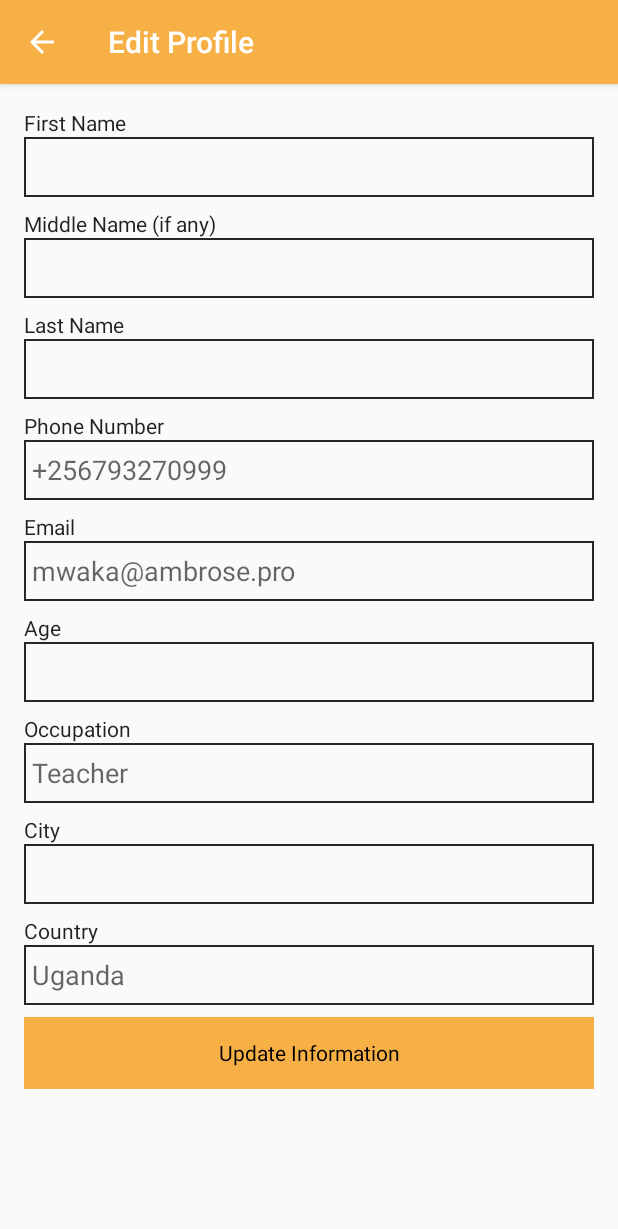
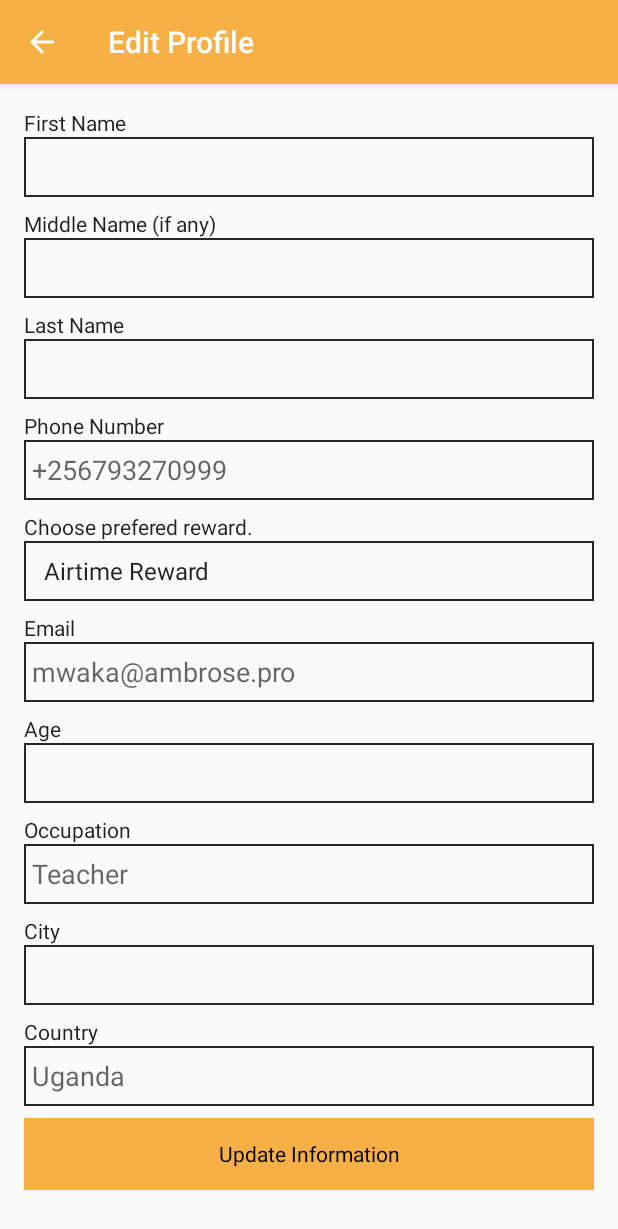
Before and after one commit to TrustFinity/tal-android, an Android app: the EditProfile screen opened directly, with no data from a screen before it, on a phone screen of 412 x 824 dp. Shown: the top 1229 px of the screen. Run offline under Robolectric (Android 15) with nearby library versions, the phone set to English and light mode, and no system bars; libraries missing offline, so code that uses them is left out: com.facebook; 12 statements that could not run were skipped.

Commit message:
Stubs rewards types

```diff
--- a/app/src/main/java/pro/ambrose/www/tal_surveys/EditProfile.java
+++ b/app/src/main/java/pro/ambrose/www/tal_surveys/EditProfile.java
@@ -7,8 +7,10 @@ import android.os.Bundle;
 import android.support.v7.app.AppCompatActivity;
 import android.util.Log;
 import android.view.View;
+import android.widget.ArrayAdapter;
 import android.widget.Button;
 import android.widget.EditText;
+import android.widget.Spinner;
 
 import com.facebook.Profile;
 
@@ -47,6 +49,7 @@ public class EditProfile extends AppCompatActivity {
     private String GET_DATA_URL = "http://mytalprofile.com/api/v1/get-profile?facebook_id=";
     private String UPDATE_DATA_URL = "http://mytalprofile.com/api/v1/update-respondent";
     private ProgressDialog progressDialog;
+    private Spinner reward_methods;
 
     @Override
     protected void onCreate(Bundle savedInstanceState) {
@@ -90,6 +93,8 @@ public class EditProfile extends AppCompatActivity {
         btn_update = (Button) findViewById(R.id.update_info);
 
         progressDialog = new ProgressDialog(this);
+
+        reward_methods = findViewById(R.id.spinner);
     }
 
     private void initValues() {
@@ -102,6 +107,13 @@ public class EditProfile extends AppCompatActivity {
         m_Occupation = occupation.getText().toString();
         m_City = city.getText().toString();
         m_Country = country.getText().toString();
+        // Create an ArrayAdapter using the string array and a default spinner layout
+        ArrayAdapter<CharSequence> adapter = ArrayAdapter.createFromResource(this,
+                R.array.reward_methods, android.R.layout.simple_spinner_item);
+        // Specify the layout to use when the list of choices appears
+        adapter.setDropDownViewResource(android.R.layout.simple_spinner_dropdown_item);
+        // Apply the adapter to the spinner
+        reward_methods.setAdapter(adapter);
     }
 
     private void handlePostUserData(String s) {
--- a/app/src/main/res/layout/activity_edit_profile.xml
+++ b/app/src/main/res/layout/activity_edit_profile.xml
@@ -70,6 +70,22 @@
                 android:hint="+256793270999"
                 android:inputType="phone"
                 android:padding="5dp" />
+            <TextView
+                android:layout_width="match_parent"
+                android:layout_height="wrap_content"
+                android:layout_marginTop="8dp"
+                android:text="Choose prefered reward."
+                android:textAppearance="@style/TextAppearance.AppCompat" />
+
+            <Spinner
+                android:id="@+id/spinner"
+                android:layout_width="match_parent"
+                android:layout_height="40dp"
+                android:layout_weight="1"
+                android:background="@drawable/text_field_bg"
+                android:entries="@array/reward_methods"
+                android:padding="5dp" />
+
             <TextView
                 android:layout_width="wrap_content"
                 android:layout_height="wrap_content"
--- a/app/src/main/res/values/strings.xml
+++ b/app/src/main/res/values/strings.xml
@@ -16,4 +16,11 @@
         Complete your profile to get more surveys tailored for you. More rewards.
         The fewer empty values you have, the higher the chances of getting more surveys.
     </string>
+
+    <string-array name="reward_methods">
+        <item>Airtime Reward</item>
+        <item>Mobile Money (coming soon)</item>
+        <item>Donate (coming soon)</item>
+        <item>PayPal (coming soon)</item>
+    </string-array>
 </resources>
```
Also changed, not shown: app/src/main/res/layout/content_profile.xml (+7 -0 lines).
